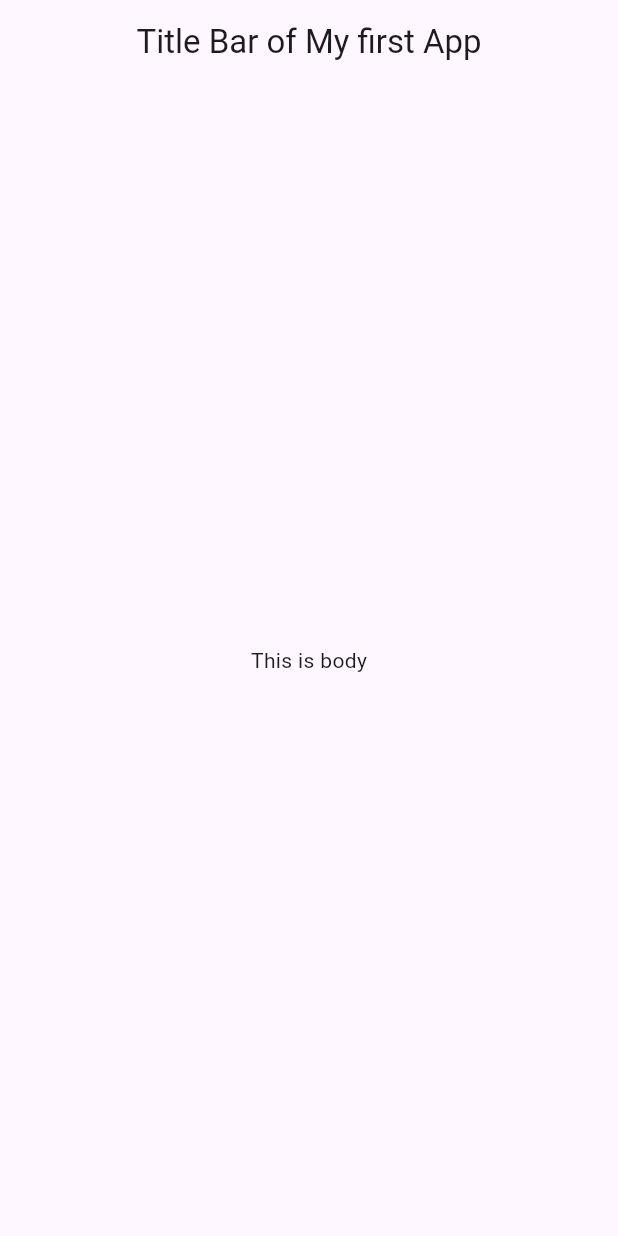
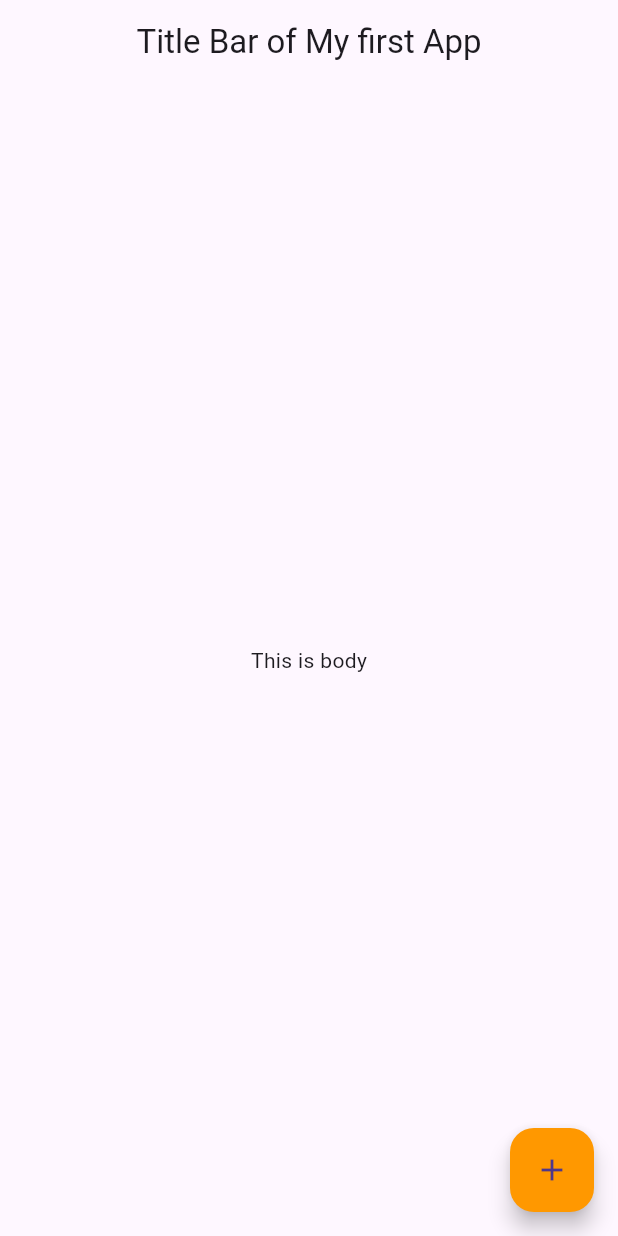
Before and after one commit to alkawsar1030/Flutter2025, a Flutter app: the screen it shows after launch, on a phone screen of 412 x 824 dp. Run offline on Flutter 3.47's test engine with Material 3 defaults, Android fonts, the phone set to English and light mode, and no system bars.

Commit message:
Aftr adding FloatinbButton  inside body

```diff
--- a/lib/main.dart
+++ b/lib/main.dart
@@ -25,6 +25,17 @@ class App extends StatelessWidget {
     return Scaffold(
         appBar: AppBar(title: Center(child: Text('Title Bar of My first App'))) ,
       body: Center( child: Text("This is body")),
+      floatingActionButton: FloatingActionButton(
+        onPressed: () {
+          // Action to perform when the button is pressed
+          print('FAB pressed!');
+        },
+        heroTag: FloatingActionButtonLocation.centerFloat,
+        child: Icon(Icons.add), // The icon displayed on the button
+        backgroundColor: Colors.orange, // Custom background color
+        tooltip: 'নতুন কিছু এড কর', // Text displayed on long-press//
+
+      ),
 
 
 
```
